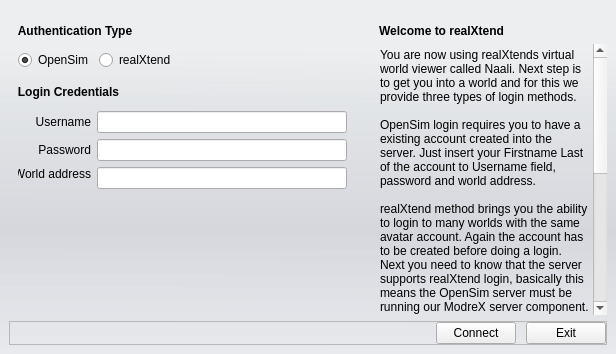
Old version of the form bin/data/ui/login/login_traditional.ui in the repository realXtend/tundra.
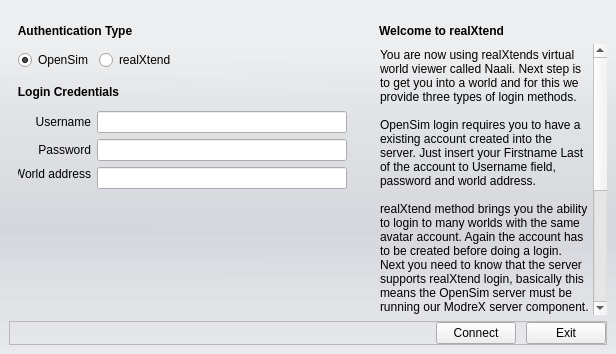
New version of the form.

Patch:
```diff
--- a/bin/data/ui/login/login_traditional.ui
+++ b/bin/data/ui/login/login_traditional.ui
@@ -443,10 +443,7 @@
 
 realXtend method brings you the ability to login to many worlds with the same avatar account. Again the account has to be created before doing a login. Next you need to know that the server supports realXtend login, basically this means the OpenSim server must be running our ModreX server component.
 
-Third option is to login into realXtend Taiga and ScienceSim servers that are based on CableBeach services. Select the WebLogin tab from above and you should see a wiki page that provides you a list of open Taiga servers from the realXtend project and the community. And of course you can type the login url of the server to the Naali web browser manually. Web based authentications give you the possibility to login with your OpenID, Google and Yahoo accounts.
-
-
-// Todo: someon write proper welcome/help text here, check spelling, links to wiki login helpers etc.</string>
+Third option is to login into realXtend Taiga and ScienceSim servers that are based on CableBeach services. Select the WebLogin tab from above and you should see a wiki page that provides you a list of open Taiga servers from the realXtend project and the community. And of course you can type the login url of the server to the Naali web browser manually. Web based authentications give you the possibility to login with your OpenID, Google and Yahoo accounts.</string>
               </property>
               <property name="textInteractionFlags">
                <set>Qt::NoTextInteraction</set>
```
